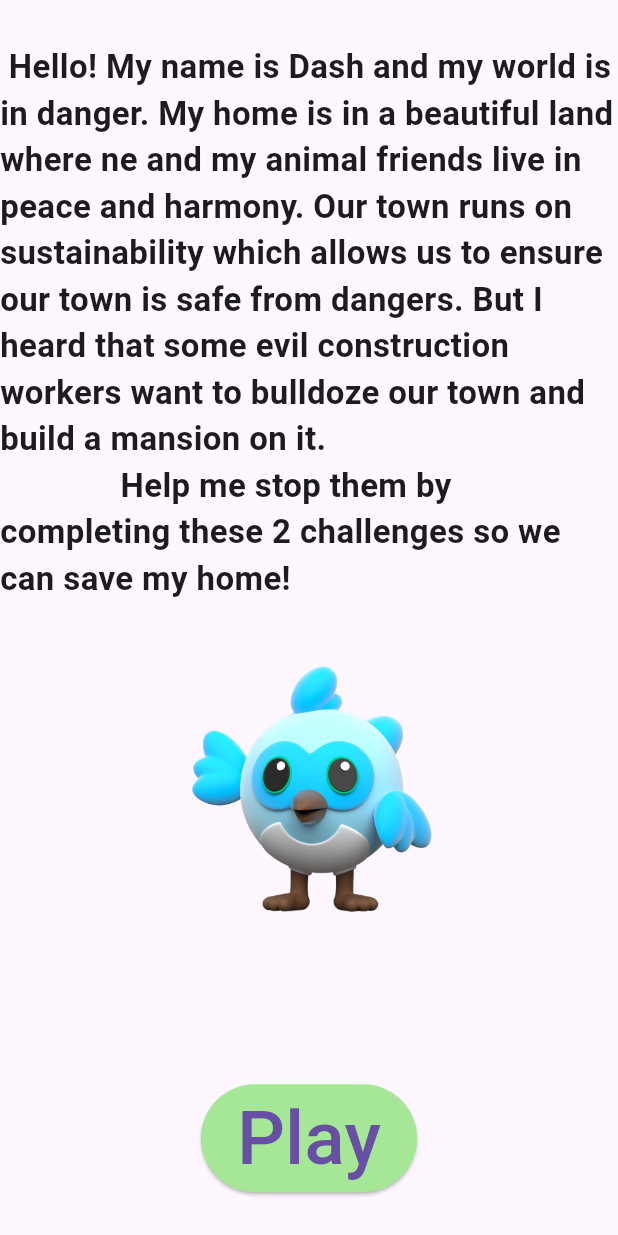
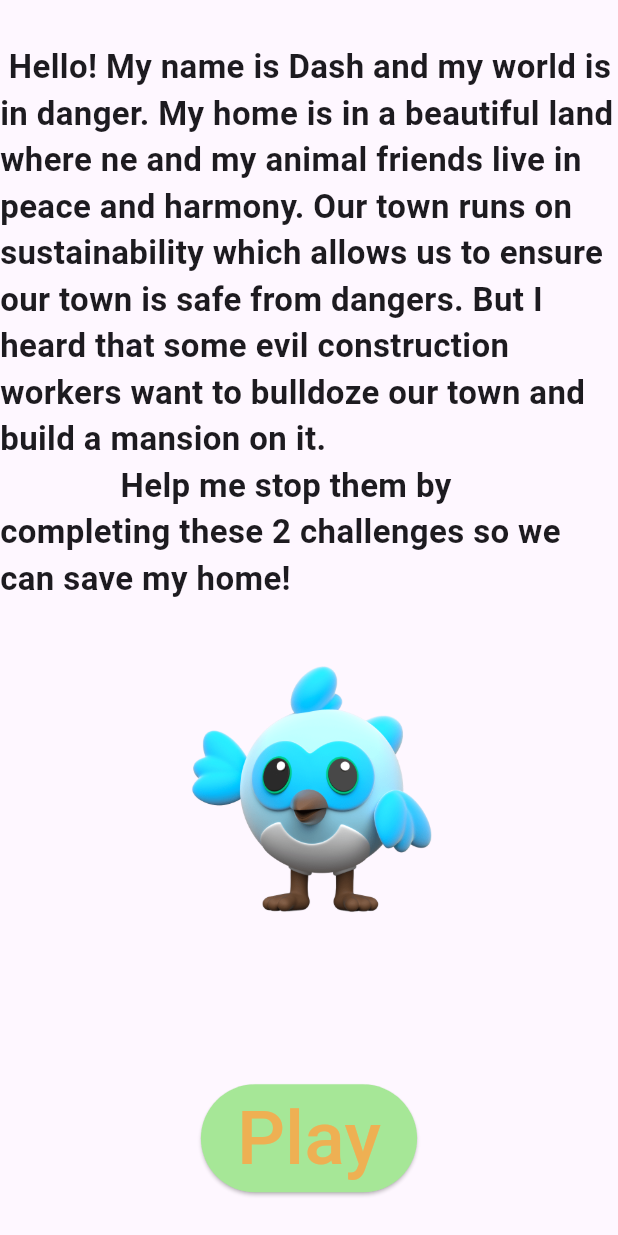
Before and after one commit to PurpleFlower436/Green_Guardians, a Flutter app: the beg_of_story screen opened directly, on a phone screen of 412 x 824 dp. Run offline on Flutter 3.47's test engine with Material 3 defaults, Android fonts, the phone set to English and light mode, and no system bars; missing offline and left inert: flame, flame_audio.

Commit message:
changed background color of Play button to green and changed text color of Play button to light brown

```diff
--- a/rexs_world/lib/screens/beg_of_story.dart
+++ b/rexs_world/lib/screens/beg_of_story.dart
@@ -36,7 +36,8 @@ class beg_of_story extends StatelessWidget {
             ),
             child: Text(
               "Play",
-              style: TextStyle(fontSize: 50),
+              style: TextStyle(
+                  fontSize: 50, color: Color.fromARGB(255, 238, 176, 83)),
             ),
           )
         ],
```
